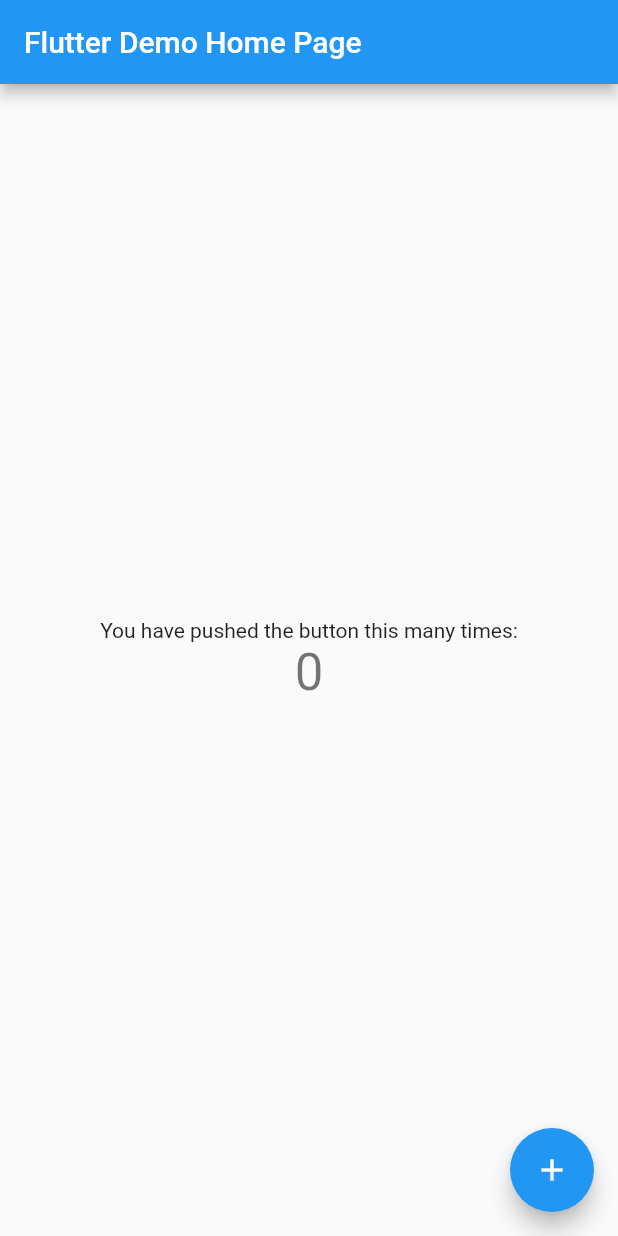
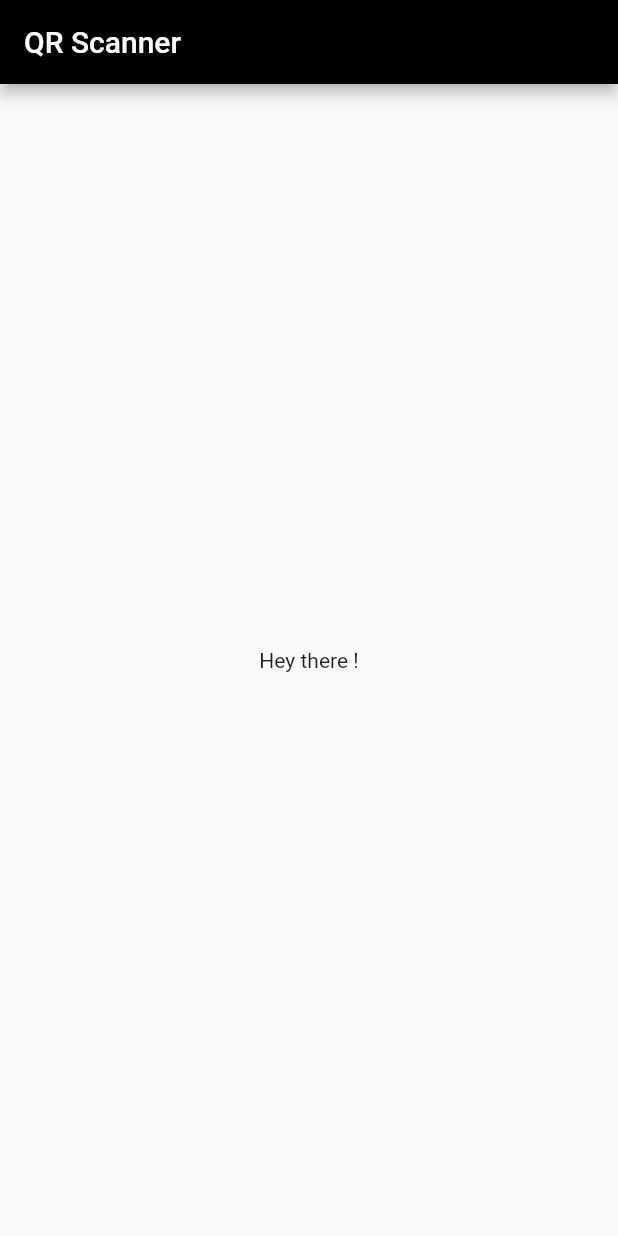
Before and after one commit to DaminduSandaruwan/QRCodeScanner, a Flutter app: the screen it shows after launch, on a phone screen of 412 x 824 dp. Run offline on Flutter 3.47's test engine with Material 2 defaults, Android fonts, the phone set to English and light mode, and no system bars.

Commit message:
Basic Structure

```diff
--- a/lib/main.dart
+++ b/lib/main.dart
@@ -9,109 +9,27 @@ class MyApp extends StatelessWidget {
   @override
   Widget build(BuildContext context) {
     return MaterialApp(
+      debugShowCheckedModeBanner: false,
       title: 'Flutter Demo',
       theme: ThemeData(
-        // This is the theme of your application.
-        //
-        // Try running your application with "flutter run". You'll see the
-        // application has a blue toolbar. Then, without quitting the app, try
-        // changing the primarySwatch below to Colors.green and then invoke
-        // "hot reload" (press "r" in the console where you ran "flutter run",
-        // or simply save your changes to "hot reload" in a Flutter IDE).
-        // Notice that the counter didn't reset back to zero; the application
-        // is not restarted.
         primarySwatch: Colors.blue,
-        // This makes the visual density adapt to the platform that you run
-        // the app on. For desktop platforms, the controls will be smaller and
-        // closer together (more dense) than on mobile platforms.
+
         visualDensity: VisualDensity.adaptivePlatformDensity,
       ),
-      home: MyHomePage(title: 'Flutter Demo Home Page'),
+      home: HomePage(),
     );
   }
 }
 
-class MyHomePage extends StatefulWidget {
-  MyHomePage({Key key, this.title}) : super(key: key);
-
-  // This widget is the home page of your application. It is stateful, meaning
-  // that it has a State object (defined below) that contains fields that affect
-  // how it looks.
-
-  // This class is the configuration for the state. It holds the values (in this
-  // case the title) provided by the parent (in this case the App widget) and
-  // used by the build method of the State. Fields in a Widget subclass are
-  // always marked "final".
-
-  final String title;
-
-  @override
-  _MyHomePageState createState() => _MyHomePageState();
-}
-
-class _MyHomePageState extends State<MyHomePage> {
-  int _counter = 0;
-
-  void _incrementCounter() {
-    setState(() {
-      // This call to setState tells the Flutter framework that something has
-      // changed in this State, which causes it to rerun the build method below
-      // so that the display can reflect the updated values. If we changed
-      // _counter without calling setState(), then the build method would not be
-      // called again, and so nothing would appear to happen.
-      _counter++;
-    });
-  }
-
+class HomePage extends StatelessWidget {
   @override
   Widget build(BuildContext context) {
-    // This method is rerun every time setState is called, for instance as done
-    // by the _incrementCounter method above.
-    //
-    // The Flutter framework has been optimized to make rerunning build methods
-    // fast, so that you can just rebuild anything that needs updating rather
-    // than having to individually change instances of widgets.
     return Scaffold(
       appBar: AppBar(
-        // Here we take the value from the MyHomePage object that was created by
-        // the App.build method, and use it to set our appbar title.
-        title: Text(widget.title),
+        backgroundColor: Colors.black,
+        title: Text("QR Scanner"),
       ),
-      body: Center(
-        // Center is a layout widget. It takes a single child and positions it
-        // in the middle of the parent.
-        child: Column(
-          // Column is also a layout widget. It takes a list of children and
-          // arranges them vertically. By default, it sizes itself to fit its
-          // children horizontally, and tries to be as tall as its parent.
-          //
-          // Invoke "debug painting" (press "p" in the console, choose the
-          // "Toggle Debug Paint" action from the Flutter Inspector in Android
-          // Studio, or the "Toggle Debug Paint" command in Visual Studio Code)
-          // to see the wireframe for each widget.
-          //
-          // Column has various properties to control how it sizes itself and
-          // how it positions its children. Here we use mainAxisAlignment to
-          // center the children vertically; the main axis here is the vertical
-          // axis because Columns are vertical (the cross axis would be
-          // horizontal).
-          mainAxisAlignment: MainAxisAlignment.center,
-          children: <Widget>[
-            Text(
-              'You have pushed the button this many times:',
-            ),
-            Text(
-              '$_counter',
-              style: Theme.of(context).textTheme.headline4,
-            ),
-          ],
-        ),
-      ),
-      floatingActionButton: FloatingActionButton(
-        onPressed: _incrementCounter,
-        tooltip: 'Increment',
-        child: Icon(Icons.add),
-      ), // This trailing comma makes auto-formatting nicer for build methods.
+      body: Center(child: Text("Hey there !")),
     );
   }
 }
```
Also changed, not shown: 1 other file.
